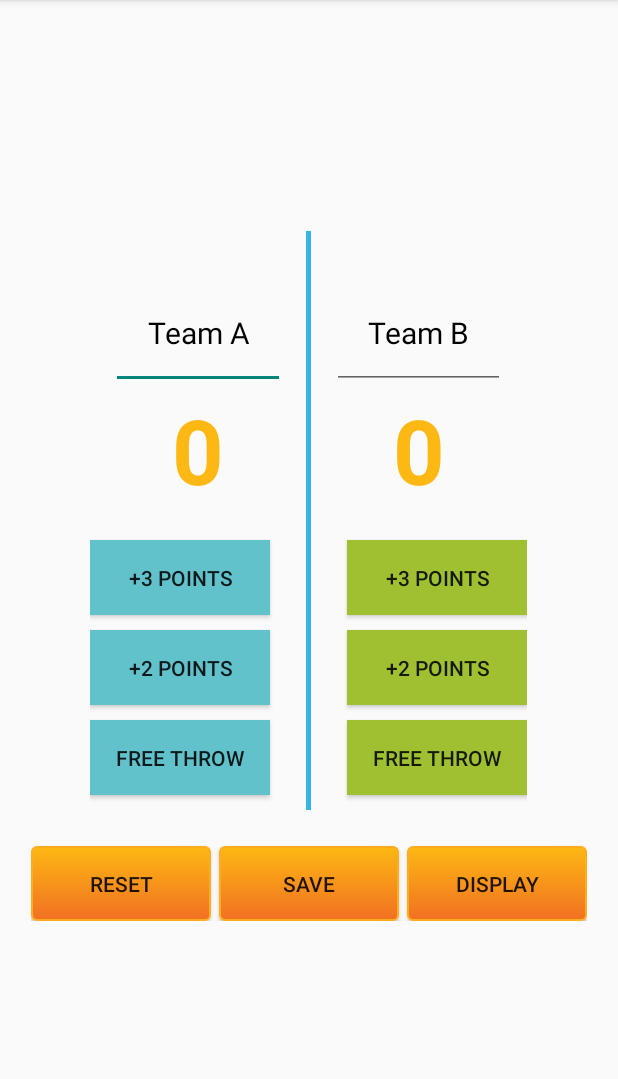
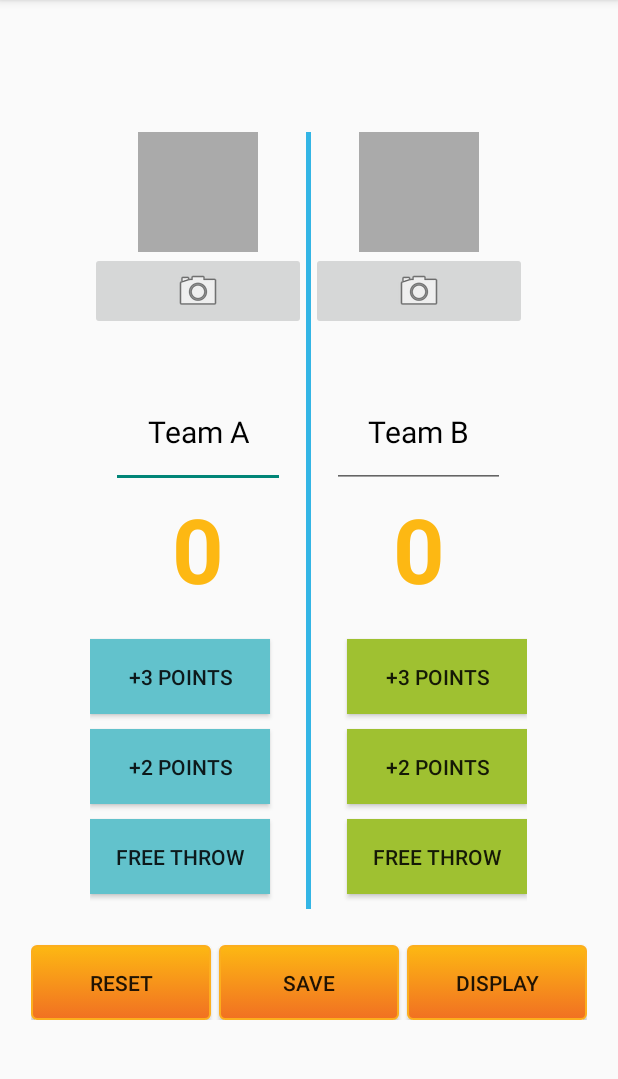
Before and after one commit to manjushachava1/BasketballCounter, an Android app: the screen it shows after launch (MainActivity), on a phone screen of 412 x 824 dp, the part 84-1163 px from its top. Run offline under Robolectric (Android 15) with nearby library versions, the phone set to English and light mode, and no system bars; our stand-ins replace Room's generated code.

Commit message:
code not working

```diff
--- a/app/src/main/AndroidManifest.xml
+++ b/app/src/main/AndroidManifest.xml
@@ -8,7 +8,8 @@
         android:label="@string/app_name"
         android:roundIcon="@mipmap/ic_launcher_round"
         android:supportsRtl="true"
-        android:theme="@style/Theme.AppCompat.Light">
+        android:theme="@style/Theme.AppCompat.Light"
+        android:name=".GameIntentApplication">
         <activity android:name=".DisplayGames"></activity>
         <activity android:name=".SaveScores" />
         <activity android:name=".MainActivity">
--- /dev/null
+++ b/app/src/main/java/com/example/myapplication/GameIntentApplication.kt
@@ -0,0 +1,12 @@
+package com.example.myapplication
+
+import android.app.Application
+
+class GameIntentApplication : Application(){
+
+
+    override fun onCreate() {
+        super.onCreate()
+        GameRepository.initialize(this)
+    }
+}
--- /dev/null
+++ b/app/src/main/java/com/example/myapplication/GameRepository.kt
@@ -0,0 +1,39 @@
+package com.example.myapplication
+
+import android.content.Context
+import androidx.lifecycle.LiveData
+import androidx.room.Room
+import com.example.myapplication.database.GameDatabase
+import java.util.*
+
+private const val DATABASE_NAME = "game-database"
+
+class GameRepository private constructor(context: Context) {
+
+    private val database : GameDatabase = Room.databaseBuilder(
+        context.applicationContext,
+        GameDatabase::class.java,
+        DATABASE_NAME
+    ).build()
+
+    private val gameDao = database.gameDao()
+
+    fun getGames(): LiveData<List<Game>> = gameDao.getGames()
+
+    fun getGame(id: UUID): LiveData<Game?> = gameDao.getGame(id)
+
+    companion object {
+        private var INSTANCE: GameRepository? = null
+
+        fun initialize(context: Context) {
+            if (INSTANCE == null) {
+                INSTANCE = GameRepository(context)
+            }
+        }
+
+        fun get(): GameRepository {
+            return INSTANCE ?:
+            throw IllegalStateException("GameRepository must be initialized")
+        }
+    }
+}
--- /dev/null
+++ b/app/src/main/java/com/example/myapplication/database/GameDao.kt
@@ -0,0 +1,20 @@
+package com.example.myapplication.database
+
+import androidx.lifecycle.LiveData
+import androidx.room.Dao
+import androidx.room.Entity
+import androidx.room.Query
+import com.example.myapplication.Game
+import java.util.*
+
+@Entity(tableName = "table_game")
+
+@Dao
+interface GameDao {
+
+    @Query("SELECT * FROM table_game")
+    fun getGames(): LiveData<List<Game>>
+
+    @Query("SELECT * FROM table_game")
+    fun getGame(id: UUID): LiveData<Game?>
+}
--- /dev/null
+++ b/app/src/main/java/com/example/myapplication/database/GameDatabase.kt
@@ -0,0 +1,12 @@
+package com.example.myapplication.database
+
+import androidx.room.Database
+import androidx.room.RoomDatabase
+import androidx.room.TypeConverters
+import com.example.myapplication.Game
+
+@Database(entities = [ Game::class ], version=1)
+@TypeConverters(GameTypeConverters::class)
+abstract class GameDatabase : RoomDatabase() {
+    abstract fun gameDao(): GameDao
+}
--- a/app/src/main/res/layout/activity_main.xml
+++ b/app/src/main/res/layout/activity_main.xml
@@ -21,6 +21,4 @@
             android:layout_height="fill_parent"
             android:layout_weight="1" />
     </LinearLayout>
-
-
 </LinearLayout>
--- a/app/src/main/res/layout/fragment_score.xml
+++ b/app/src/main/res/layout/fragment_score.xml
@@ -18,6 +18,22 @@
             android:layout_width="wrap_content"
             android:layout_height="wrap_content"
             android:orientation="vertical">
+
+            <ImageView
+                android:id="@+id/game_photoA"
+                android:layout_width="80dp"
+                android:layout_height="80dp"
+                android:scaleType="centerInside"
+                android:cropToPadding="true"
+                android:gravity="center"
+                android:layout_gravity="center_horizontal"
+                android:background="@android:color/darker_gray"/>
+
+            <ImageButton
+                android:id="@+id/game_cameraA"
+                android:layout_width="match_parent"
+                android:layout_height="wrap_content"
+                android:src="@android:drawable/ic_menu_camera"/>
 
             <EditText
                 android:layout_width="wrap_content"
@@ -89,6 +105,22 @@
             android:layout_width="wrap_content"
             android:layout_height="wrap_content"
             android:orientation="vertical">
+
+            <ImageView
+                android:id="@+id/game_photoB"
+                android:layout_width="80dp"
+                android:layout_height="80dp"
+                android:scaleType="centerInside"
+                android:cropToPadding="true"
+                android:gravity="center"
+                android:layout_gravity="center_horizontal"
+                android:background="@android:color/darker_gray"/>
+
+            <ImageButton
+                android:id="@+id/game_cameraB"
+                android:layout_width="match_parent"
+                android:layout_height="wrap_content"
+                android:src="@android:drawable/ic_menu_camera"/>
 
             <EditText
                 android:layout_width="wrap_content"
--- a/gradle.properties
+++ b/gradle.properties
@@ -19,3 +19,5 @@ android.useAndroidX=true
 android.enableJetifier=true
 # Kotlin code style for this project: "official" or "obsolete":
 kotlin.code.style=official
+
+kapt.incremental.apt=true
```
Also changed, not shown: app/build.gradle (+9 -5 lines), app/src/main/java/com/example/myapplication/Game.kt (+12 -8 lines), app/src/main/java/com/example/myapplication/GameListFragment.kt (+21 -8 lines), app/src/main/java/com/example/myapplication/GameListViewModel.kt (+2 -8 lines), app/src/main/java/com/example/myapplication/database/GameTypeConverters.kt (added, +29 -0 lines), 1 other file.
